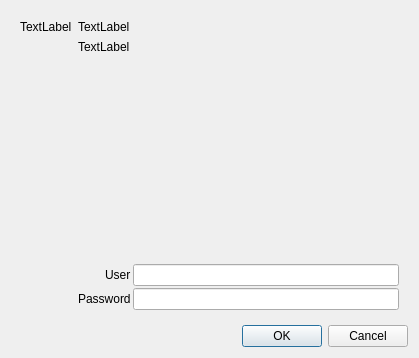
lliurex/kscreen-system-settings, file validation.ui: the form before one commit.
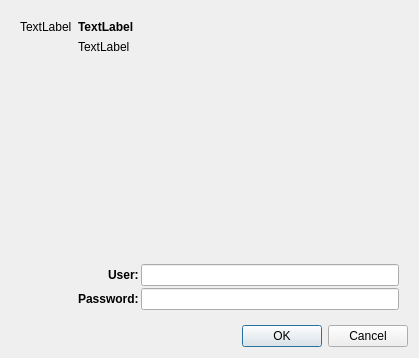
The form after the commit.

The edit to the form file:
```diff
--- a/validation.ui
+++ b/validation.ui
@@ -55,7 +55,7 @@
            <string notr="true">font: 75 11pt &quot;Noto Sans&quot;;</string>
           </property>
           <property name="text">
-           <string>User</string>
+           <string>&lt;html&gt;&lt;head/&gt;&lt;body&gt;&lt;p&gt;&lt;span style=&quot; font-weight:600;&quot;&gt;User:&lt;/span&gt;&lt;/p&gt;&lt;/body&gt;&lt;/html&gt;</string>
           </property>
           <property name="alignment">
            <set>Qt::AlignLeading|Qt::AlignLeft|Qt::AlignVCenter</set>
@@ -87,7 +87,7 @@
            <string notr="true">font: 200 11pt &quot;Noto Sans&quot;;</string>
           </property>
           <property name="text">
-           <string>Password</string>
+           <string>&lt;html&gt;&lt;head/&gt;&lt;body&gt;&lt;p&gt;&lt;span style=&quot; font-weight:600;&quot;&gt;Password:&lt;/span&gt;&lt;/p&gt;&lt;/body&gt;&lt;/html&gt;</string>
           </property>
           <property name="textFormat">
            <enum>Qt::AutoText</enum>
@@ -150,7 +150,7 @@
          <string notr="true">font: 75 16pt &quot;Noto Sans&quot;;</string>
         </property>
         <property name="text">
-         <string>TextLabel</string>
+         <string>&lt;html&gt;&lt;head/&gt;&lt;body&gt;&lt;p&gt;&lt;span style=&quot; font-weight:600;&quot;&gt;TextLabel&lt;/span&gt;&lt;/p&gt;&lt;/body&gt;&lt;/html&gt;</string>
         </property>
         <property name="textFormat">
          <enum>Qt::AutoText</enum>
```
Left out of the diff: 4 changed lines with no effect on the pictures.
